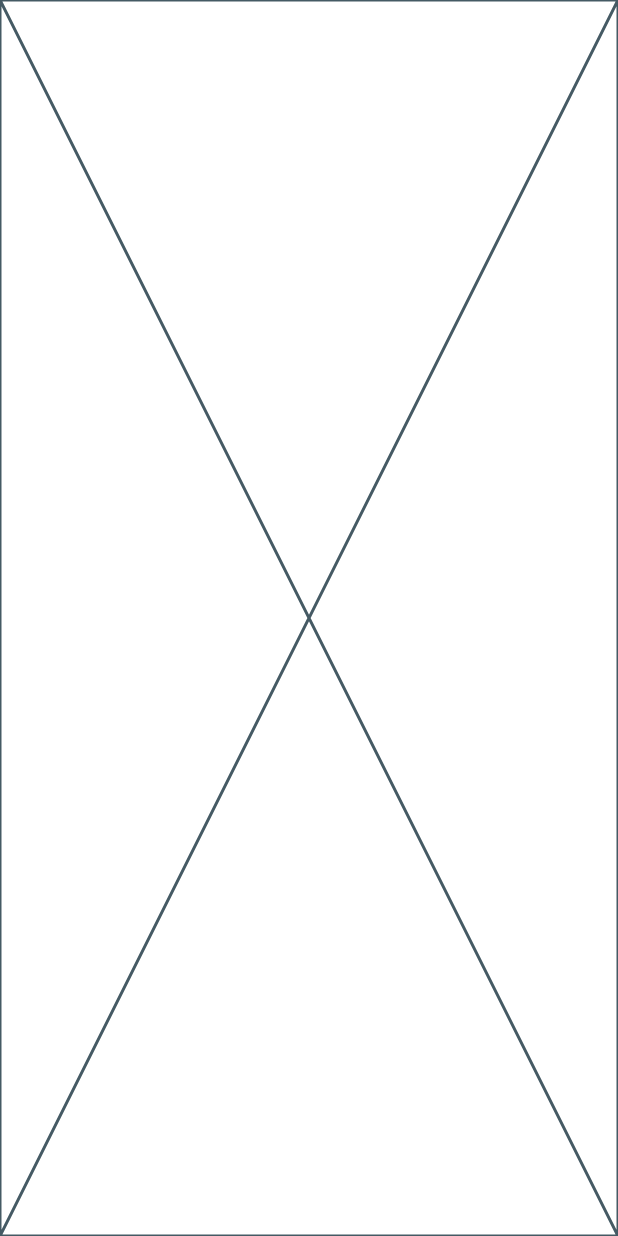
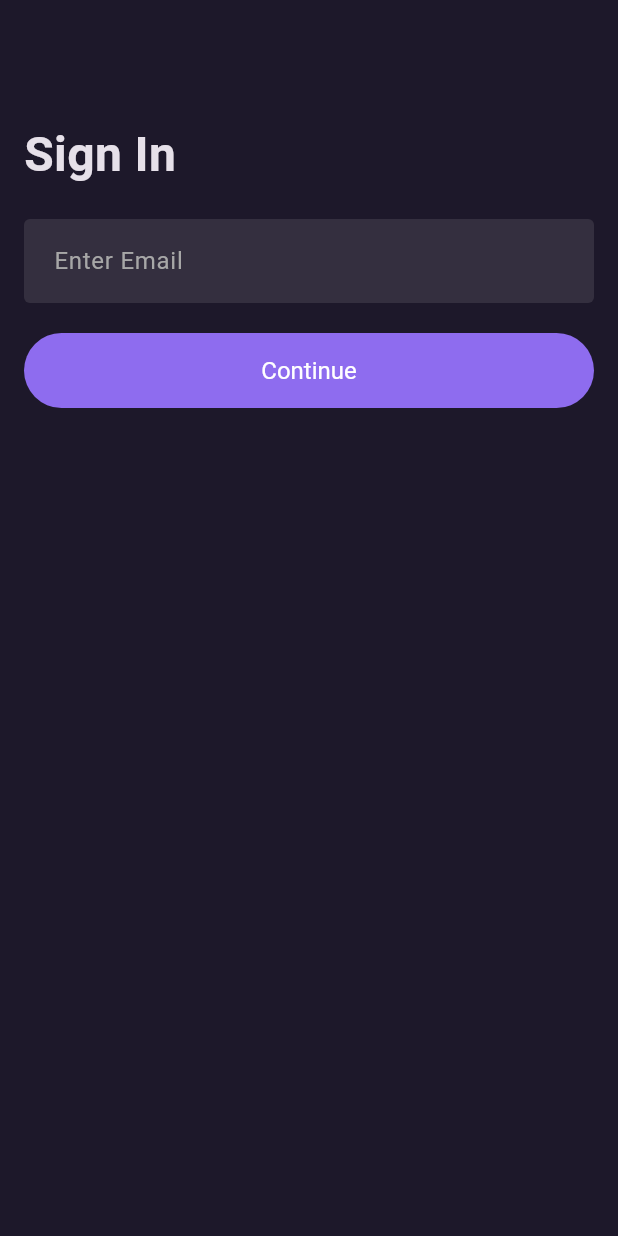
Before and after one commit to Rex-Wolfsjunges/flutter_projects, a Flutter app: the screen it shows after launch, on a phone screen of 412 x 824 dp. Run offline on Flutter 3.47's test engine with Material 3 defaults, Android fonts, the phone set to English and light mode, and no system bars; our stand-ins replace flutter_bloc, flutter_svg, fluttertoast, google_fonts, qr_flutter; missing offline and left inert: flutter_barcode_scanner, razorpay_flutter, translator; Roboto replaces fonts that are missing (CircularStd).

Commit message:
Create basic app button template and setup continue button style

```diff
--- /dev/null
+++ b/rex_store_app/lib/controllers/basic_app_button.dart
@@ -0,0 +1,34 @@
+import "package:flutter/material.dart";
+
+class BasicAppButton extends StatelessWidget {
+  final VoidCallback onPressed;
+  final String title;
+  final Widget? content;
+  final double? width;
+  final double? height;
+
+  const BasicAppButton({
+    required this.onPressed,
+    this.title = "",
+    this.content,
+    this.width,
+    this.height,
+    super.key});
+
+  @override
+  Widget build(BuildContext context) {
+    return ElevatedButton(
+      onPressed: onPressed,
+      style: ElevatedButton.styleFrom(
+        minimumSize: Size(
+          width ?? MediaQuery.of(context).size.width,
+          height ?? 50,
+        ),
+      ),
+      child: content ?? Text(
+        title,
+        style: const TextStyle(color: Colors.white, fontWeight: FontWeight.w400),
+      )
+    );
+  }
+}
--- a/rex_store_app/lib/presentation/auth/pages/signin_page.dart
+++ b/rex_store_app/lib/presentation/auth/pages/signin_page.dart
@@ -1,10 +1,48 @@
 import "package:flutter/material.dart";
+import "package:rex_store_app/controllers/basic_app_button.dart";
 
 class SigninPage extends StatelessWidget {
   const SigninPage({super.key});
 
   @override
   Widget build(BuildContext context) {
-    return const Placeholder();
+    return Scaffold(
+      body: Padding(
+        padding: const EdgeInsets.symmetric(
+          horizontal: 16,
+          vertical: 80,
+        ),
+        child: Column(
+          crossAxisAlignment: CrossAxisAlignment.start,
+          children: [
+            _signinText(context),
+            const SizedBox(height: 20,),
+            _emailField(context),
+            const SizedBox(height: 20,),
+            _continueButton(),
+
+          ],
+        ),
+      ),
+    );
+  }
+
+  Widget _signinText(BuildContext context) {
+    return const Text('Sign In', style: TextStyle(fontSize: 32, fontWeight: FontWeight.bold));
+  }
+
+  Widget _emailField(BuildContext context) {
+    return const TextField(
+      decoration: InputDecoration(
+        hintText: "Enter Email",
+      )
+    );
+  }
+
+  Widget _continueButton() {
+    return BasicAppButton(
+      onPressed: () {},
+      title: "Continue",
+    );
   }
 }
```
